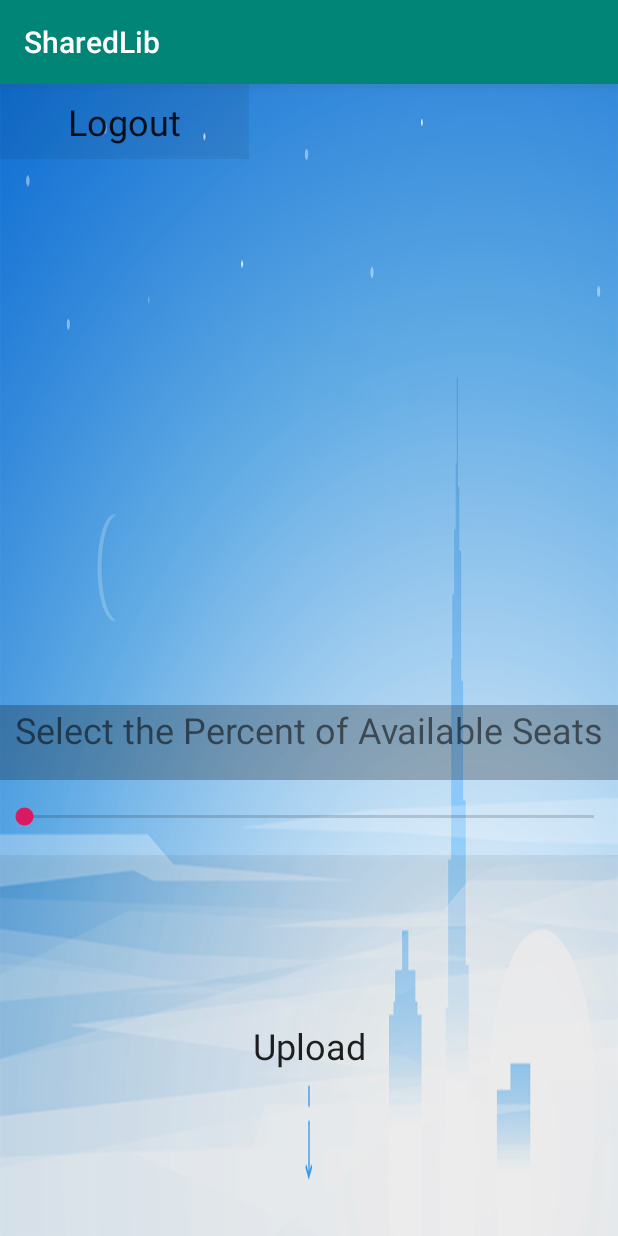
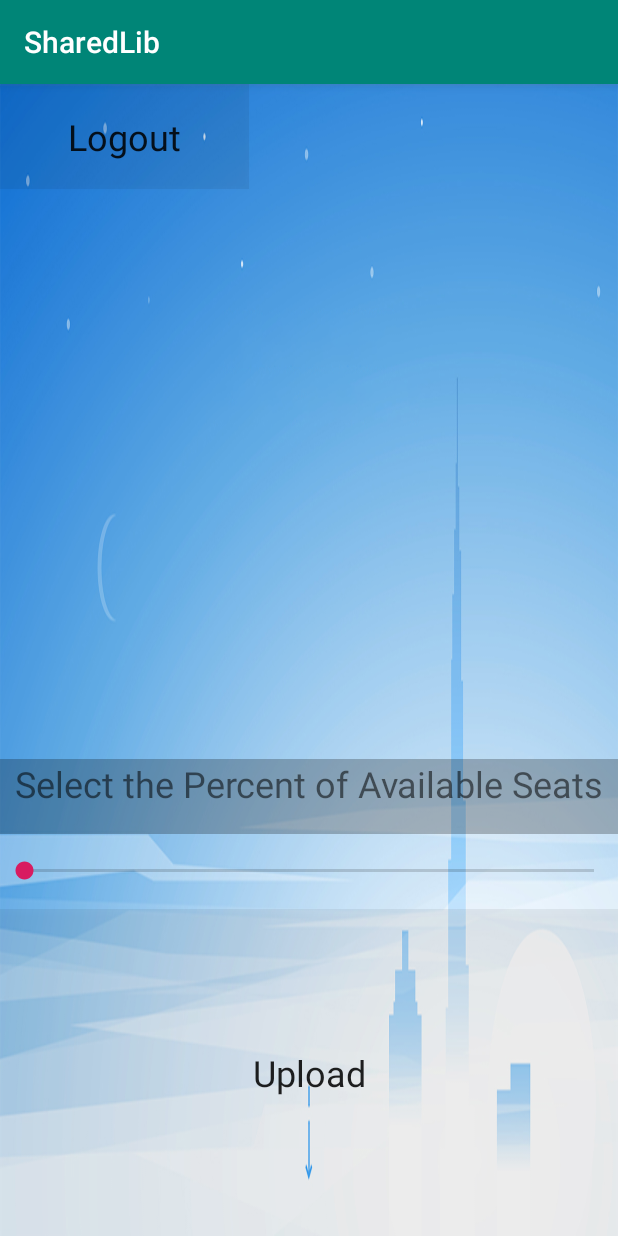
Before and after one commit to DeepDarkFTC/SharedLib, an Android app: the LibrarySeatsActivity screen opened directly, with no data from a screen before it, on a phone screen of 412 x 824 dp. Run offline under Robolectric (Android 15) with nearby library versions, the phone set to English and light mode, and no system bars; our stand-ins replace Firebase (no records; nobody signed in at launch, a user with empty details on screens opened directly).

Commit message:
update the layout

```diff
--- a/app/src/main/res/layout/activity_library_seats.xml
+++ b/app/src/main/res/layout/activity_library_seats.xml
@@ -8,13 +8,13 @@
 
     <LinearLayout
         android:layout_width="match_parent"
-        android:layout_height="wrap_content"
+        android:layout_height="100dp"
         android:orientation="horizontal">
 
         <Button
             android:id="@+id/button_logout_libraryseats"
             android:layout_width="148dp"
-            android:layout_height="50dp"
+            android:layout_height="70dp"
             android:layout_weight="1"
             android:background="#10000000"
             android:text="Logout"
@@ -25,7 +25,7 @@
         <TextView
             android:id="@+id/text_username_libraryseats"
             android:layout_width="227dp"
-            android:layout_height="50dp"
+            android:layout_height="47dp"
             android:layout_weight="1"
             android:text="UserName"
             android:textAlignment="center"
@@ -36,7 +36,7 @@
 
     <LinearLayout
         android:layout_width="match_parent"
-        android:layout_height="64dp"
+        android:layout_height="50dp"
         android:orientation="vertical">
 
         <TextView
--- a/app/src/main/res/layout/activity_search_seats.xml
+++ b/app/src/main/res/layout/activity_search_seats.xml
@@ -36,7 +36,7 @@
 
     <LinearLayout
         android:layout_width="match_parent"
-        android:layout_height="76dp"
+        android:layout_height="wrap_content"
         android:orientation="vertical">
 
         <TextView
```
